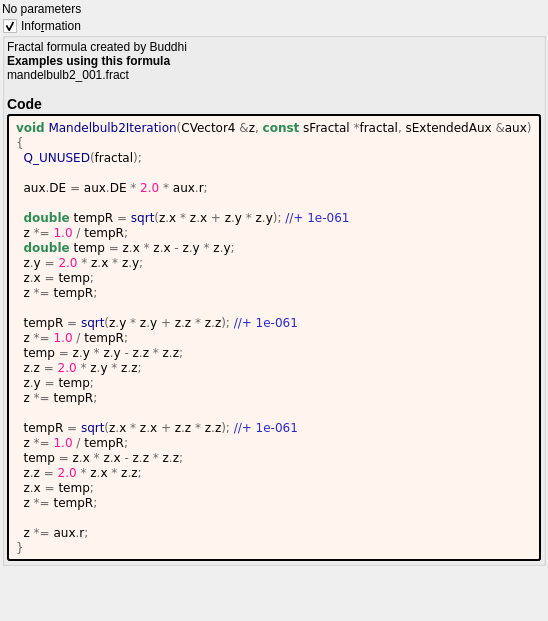
Before: the Qt Designer form mandelbulber2/deploy/share/mandelbulber2/formula/ui/mandelbulb2.ui in irinox-ctrl/mandelbulber2, drawn with Qt 5.
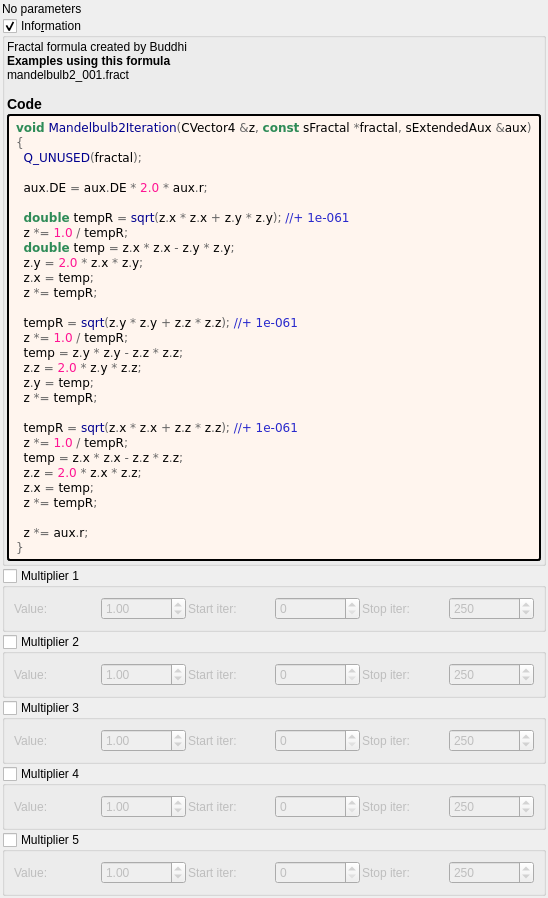
After: the same form once the commit is applied. Custom widgets are drawn as their Qt base class.

Commit message:
feat: add 5 general-purpose multipliers to all 1007 fractal formulas
Each multiplier has:
- Checkbox (OFF by default)
- Value spinbox (default 1.0, range -100 to 100)
- Iteration start/stop range

Logic: z *= value; DE *= |value|;

Uses existing transformCommon parameters:
- Checkboxes: functionEnabledBx/By/Bz/Bw/CzFalse
- Values: scale4/5/6/8/16
- Ranges: startIterationsB-F/stopIterationsB-F

Modified 1007 .cpp (CPU), 1006 .cl (GPU), 1023 .ui files.
Both source (formula/) and deploy (deploy/share/) copies updated.

Diff of the .ui file:
```diff
--- a/mandelbulber2/deploy/share/mandelbulber2/formula/ui/mandelbulb2.ui
+++ b/mandelbulber2/deploy/share/mandelbulber2/formula/ui/mandelbulb2.ui
@@ -134,6 +134,192 @@
      </layout>
     </widget>
    </item>
+   <item>
+    <widget class="MyGroupBox" name="groupCheck_transf_function_enabledBx_false">
+     <property name="title"><string>Multiplier 1</string></property>
+     <property name="checkable"><bool>true</bool></property>
+     <property name="checked"><bool>false</bool></property>
+     <layout class="QGridLayout" name="gridLayout_mult1">
+      <property name="spacing"><number>2</number></property>
+      <item row="0" column="0">
+       <widget class="QLabel"><property name="text"><string>Value:</string></property></widget>
+      </item>
+      <item row="0" column="1">
+       <widget class="MyDoubleSpinBox" name="spinbox_transf_scale_4">
+        <property name="minimum"><double>-100.0</double></property><property name="maximum"><double>100.0</double></property>
+        <property name="singleStep"><double>0.01</double></property><property name="value"><double>1.0</double></property>
+       </widget>
+      </item>
+      <item row="0" column="2">
+       <widget class="QLabel"><property name="text"><string>Start iter:</string></property></widget>
+      </item>
+      <item row="0" column="3">
+       <widget class="MySpinBox" name="spinboxInt_transf_start_iterations_B">
+        <property name="minimum"><number>0</number></property><property name="maximum"><number>10000</number></property>
+        <property name="value"><number>0</number></property>
+       </widget>
+      </item>
+      <item row="0" column="4">
+       <widget class="QLabel"><property name="text"><string>Stop iter:</string></property></widget>
+      </item>
+      <item row="0" column="5">
+       <widget class="MySpinBox" name="spinboxInt_transf_stop_iterations_B">
+        <property name="minimum"><number>0</number></property><property name="maximum"><number>10000</number></property>
+        <property name="value"><number>250</number></property>
+       </widget>
+      </item>
+     </layout>
+    </widget>
+   </item>
+   <item>
+    <widget class="MyGroupBox" name="groupCheck_transf_function_enabledBy_false">
+     <property name="title"><string>Multiplier 2</string></property>
+     <property name="checkable"><bool>true</bool></property>
+     <property name="checked"><bool>false</bool></property>
+     <layout class="QGridLayout" name="gridLayout_mult2">
+      <property name="spacing"><number>2</number></property>
+      <item row="0" column="0">
+       <widget class="QLabel"><property name="text"><string>Value:</string></property></widget>
+      </item>
+      <item row="0" column="1">
+       <widget class="MyDoubleSpinBox" name="spinbox_transf_scale_5">
+        <property name="minimum"><double>-100.0</double></property><property name="maximum"><double>100.0</double></property>
+        <property name="singleStep"><double>0.01</double></property><property name="value"><double>1.0</double></property>
+       </widget>
+      </item>
+      <item row="0" column="2">
+       <widget class="QLabel"><property name="text"><string>Start iter:</string></property></widget>
+      </item>
+      <item row="0" column="3">
+       <widget class="MySpinBox" name="spinboxInt_transf_start_iterations_C">
+        <property name="minimum"><number>0</number></property><property name="maximum"><number>10000</number></property>
+        <property name="value"><number>0</number></property>
+       </widget>
+      </item>
+      <item row="0" column="4">
+       <widget class="QLabel"><property name="text"><string>Stop iter:</string></property></widget>
+      </item>
+      <item row="0" column="5">
+       <widget class="MySpinBox" name="spinboxInt_transf_stop_iterations_C">
+        <property name="minimum"><number>0</number></property><property name="maximum"><number>10000</number></property>
+        <property name="value"><number>250</number></property>
+       </widget>
+      </item>
+     </layout>
+    </widget>
+   </item>
+   <item>
+    <widget class="MyGroupBox" name="groupCheck_transf_function_enabledBz_false">
+     <property name="title"><string>Multiplier 3</string></property>
+     <property name="checkable"><bool>true</bool></property>
+     <property name="checked"><bool>false</bool></property>
+     <layout class="QGridLayout" name="gridLayout_mult3">
+      <property name="spacing"><number>2</number></property>
+      <item row="0" column="0">
+       <widget class="QLabel"><property name="text"><string>Value:</string></property></widget>
+      </item>
+      <item row="0" column="1">
+       <widget class="MyDoubleSpinBox" name="spinbox_transf_scale_6">
+        <property name="minimum"><double>-100.0</double></property><property name="maximum"><double>100.0</double></property>
+        <property name="singleStep"><double>0.01</double></property><property name="value"><double>1.0</double></property>
+       </widget>
+      </item>
+      <item row="0" column="2">
+       <widget class="QLabel"><property name="text"><string>Start iter:</string></property></widget>
+      </item>
+      <item row="0" column="3">
+       <widget class="MySpinBox" name="spinboxInt_transf_start_iterations_D">
+        <property name="minimum"><number>0</number></property><property name="maximum"><number>10000</number></property>
+        <property name="value"><number>0</number></property>
+       </widget>
+      </item>
+      <item row="0" column="4">
+       <widget class="QLabel"><property name="text"><string>Stop iter:</string></property></widget>
+      </item>
+      <item row="0" column="5">
+       <widget class="MySpinBox" name="spinboxInt_transf_stop_iterations_D">
+        <property name="minimum"><number>0</number></property><property name="maximum"><number>10000</number></property>
+        <property name="value"><number>250</number></property>
+       </widget>
+      </item>
+     </layout>
+    </widget>
+   </item>
+   <item>
+    <widget class="MyGroupBox" name="groupCheck_transf_function_enabledBw_false">
+     <property name="title"><string>Multiplier 4</string></property>
+     <property name="checkable"><bool>true</bool></property>
+     <property name="checked"><bool>false</bool></property>
+     <layout class="QGridLayout" name="gridLayout_mult4">
+      <property name="spacing"><number>2</number></property>
+      <item row="0" column="0">
+       <widget class="QLabel"><property name="text"><string>Value:</string></property></widget>
+      </item>
+      <item row="0" column="1">
+       <widget class="MyDoubleSpinBox" name="spinbox_transf_scale_8">
+        <property name="minimum"><double>-100.0</double></property><property name="maximum"><double>100.0</double></property>
+        <property name="singleStep"><double>0.01</double></property><property name="value"><double>1.0</double></property>
+       </widget>
+      </item>
+      <item row="0" column="2">
+       <widget class="QLabel"><property name="text"><string>Start iter:</string></property></widget>
+      </item>
+      <item row="0" column="3">
+       <widget class="MySpinBox" name="spinboxInt_transf_start_iterations_E">
+        <property name="minimum"><number>0</number></property><property name="maximum"><number>10000</number></property>
+        <property name="value"><number>0</number></property>
+       </widget>
+      </item>
+      <item row="0" column="4">
+       <widget class="QLabel"><property name="text"><string>Stop iter:</string></property></widget>
+      </item>
+      <item row="0" column="5">
+       <widget class="MySpinBox" name="spinboxInt_transf_stop_iterations_E">
+        <property name="minimum"><number>0</number></property><property name="maximum"><number>10000</number></property>
+        <property name="value"><number>250</number></property>
+       </widget>
+      </item>
+     </layout>
+    </widget>
+   </item>
+   <item>
+    <widget class="MyGroupBox" name="groupCheck_transf_function_enabledCz_false">
+     <property name="title"><string>Multiplier 5</string></property>
+     <property name="checkable"><bool>true</bool></property>
+     <property name="checked"><bool>false</bool></property>
+     <layout class="QGridLayout" name="gridLayout_mult5">
+      <property name="spacing"><number>2</number></property>
+      <item row="0" column="0">
+       <widget class="QLabel"><property name="text"><string>Value:</string></property></widget>
+      </item>
+      <item row="0" column="1">
+       <widget class="MyDoubleSpinBox" name="spinbox_transf_scale_16">
+        <property name="minimum"><double>-100.0</double></property><property name="maximum"><double>100.0</double></property>
+        <property name="singleStep"><double>0.01</double></property><property name="value"><double>1.0</double></property>
+       </widget>
+      </item>
+      <item row="0" column="2">
+       <widget class="QLabel"><property name="text"><string>Start iter:</string></property></widget>
+      </item>
+      <item row="0" column="3">
+       <widget class="MySpinBox" name="spinboxInt_transf_start_iterations_F">
+        <property name="minimum"><number>0</number></property><property name="maximum"><number>10000</number></property>
+        <property name="value"><number>0</number></property>
+       </widget>
+      </item>
+      <item row="0" column="4">
+       <widget class="QLabel"><property name="text"><string>Stop iter:</string></property></widget>
+      </item>
+      <item row="0" column="5">
+       <widget class="MySpinBox" name="spinboxInt_transf_stop_iterations_F">
+        <property name="minimum"><number>0</number></property><property name="maximum"><number>10000</number></property>
+        <property name="value"><number>250</number></property>
+       </widget>
+      </item>
+     </layout>
+    </widget>
+   </item>
+
    <item>
     <spacer name="verticalSpacer">
      <property name="orientation">
@@ -156,6 +342,16 @@
    <header>my_group_box.h</header>
    <container>1</container>
   </customwidget>
+   <customwidget>
+   <class>MyDoubleSpinBox</class>
+   <extends>QDoubleSpinBox</extends>
+   <header>my_double_spin_box.h</header>
+  </customwidget>
+   <customwidget>
+   <class>MySpinBox</class>
+   <extends>QSpinBox</extends>
+   <header>my_spin_box.h</header>
+  </customwidget>
  </customwidgets>
  <tabstops>
   <tabstop>groupCheck_info</tabstop>
```
The commit also changes 3972 other files.
